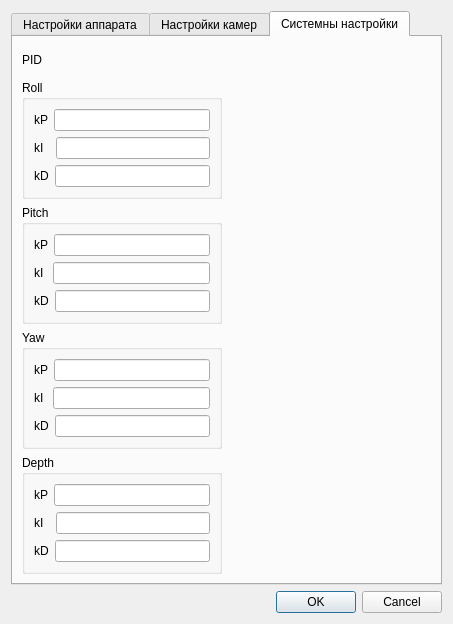
SevR0V/Chersonesos, file settingsdialog.ui: the form before one commit.
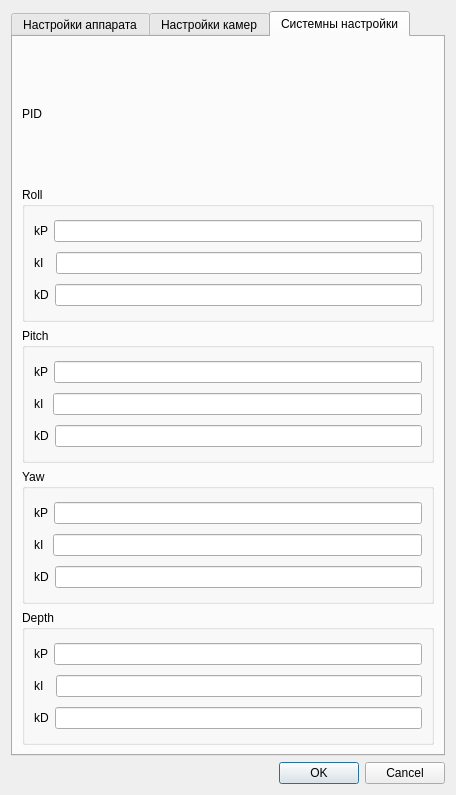
The form after the commit. The open tabs and pages were chosen to show the change.

What changed in the file:
```diff
--- a/settingsdialog.ui
+++ b/settingsdialog.ui
@@ -6,8 +6,8 @@
    <rect>
     <x>0</x>
     <y>0</y>
-    <width>453</width>
-    <height>624</height>
+    <width>456</width>
+    <height>795</height>
    </rect>
   </property>
   <property name="windowTitle">
@@ -309,12 +309,10 @@
         </widget>
        </item>
        <item>
-        <layout class="QVBoxLayout" name="verticalLayout_11">
-         <item>
           <widget class="QGroupBox" name="groupBox_2">
            <property name="maximumSize">
             <size>
-             <width>200</width>
+           <width>16777215</width>
              <height>16777215</height>
             </size>
            </property>
@@ -367,15 +365,11 @@
            </layout>
           </widget>
          </item>
-        </layout>
-       </item>
-       <item>
-        <layout class="QVBoxLayout" name="verticalLayout_12">
          <item>
           <widget class="QGroupBox" name="groupBox_3">
            <property name="maximumSize">
             <size>
-             <width>200</width>
+           <width>16777215</width>
              <height>16777215</height>
             </size>
            </property>
@@ -428,15 +422,11 @@
            </layout>
           </widget>
          </item>
-        </layout>
-       </item>
-       <item>
-        <layout class="QVBoxLayout" name="verticalLayout_10">
          <item>
           <widget class="QGroupBox" name="groupBox">
            <property name="maximumSize">
             <size>
-             <width>200</width>
+           <width>16777215</width>
              <height>16777215</height>
             </size>
            </property>
@@ -489,15 +479,11 @@
            </layout>
           </widget>
          </item>
-        </layout>
-       </item>
-       <item>
-        <layout class="QVBoxLayout" name="verticalLayout_9">
          <item>
           <widget class="QGroupBox" name="groupBox_4">
            <property name="maximumSize">
             <size>
-             <width>200</width>
+           <width>16777215</width>
              <height>16777215</height>
             </size>
            </property>
@@ -549,8 +535,6 @@
             </item>
            </layout>
           </widget>
-         </item>
-        </layout>
        </item>
       </layout>
      </widget>
```
Lines whose indentation alone changed are shown as unchanged.
